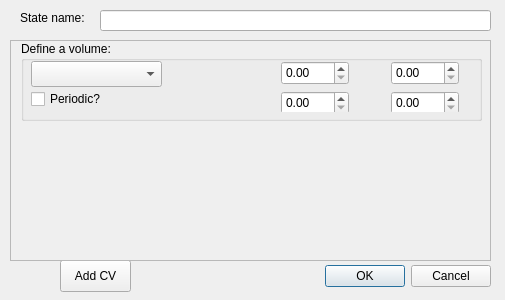
dwhswenson/gui-ops, file gui-ops/views/state_view.ui: the form before one commit.
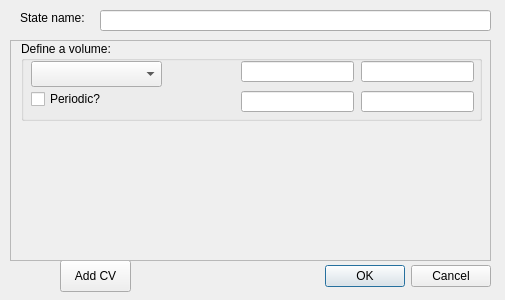
The form after the commit.

The edit to the form file:
```diff
--- a/gui-ops/views/state_view.ui
+++ b/gui-ops/views/state_view.ui
@@ -85,55 +85,55 @@
        <string>Periodic?</string>
       </property>
      </widget>
-     <widget class="QDoubleSpinBox" name="lambda_min">
-      <property name="geometry">
-       <rect>
-        <x>260</x>
-        <y>20</y>
-        <width>68</width>
-        <height>24</height>
-       </rect>
-      </property>
-     </widget>
-     <widget class="QDoubleSpinBox" name="lambda_max">
-      <property name="geometry">
-       <rect>
-        <x>370</x>
-        <y>20</y>
-        <width>68</width>
-        <height>24</height>
-       </rect>
-      </property>
-     </widget>
      <widget class="QWidget" name="period_info" native="true">
       <property name="geometry">
        <rect>
-        <x>260</x>
+        <x>220</x>
         <y>50</y>
-        <width>201</width>
+        <width>241</width>
         <height>21</height>
        </rect>
       </property>
-      <widget class="QDoubleSpinBox" name="period_min">
+      <widget class="QLineEdit" name="period_max">
+       <property name="geometry">
+        <rect>
+         <x>120</x>
+         <y>0</y>
+         <width>113</width>
+         <height>21</height>
+        </rect>
+       </property>
+      </widget>
+      <widget class="QLineEdit" name="period_min">
        <property name="geometry">
         <rect>
          <x>0</x>
          <y>0</y>
-         <width>68</width>
-         <height>24</height>
+         <width>113</width>
+         <height>21</height>
         </rect>
        </property>
       </widget>
-      <widget class="QDoubleSpinBox" name="period_max">
-       <property name="geometry">
-        <rect>
-         <x>110</x>
-         <y>0</y>
-         <width>68</width>
-         <height>24</height>
-        </rect>
-       </property>
-      </widget>
+     </widget>
+     <widget class="QLineEdit" name="lambda_min">
+      <property name="geometry">
+       <rect>
+        <x>220</x>
+        <y>20</y>
+        <width>113</width>
+        <height>21</height>
+       </rect>
+      </property>
+     </widget>
+     <widget class="QLineEdit" name="lambda_max">
+      <property name="geometry">
+       <rect>
+        <x>340</x>
+        <y>20</y>
+        <width>113</width>
+        <height>21</height>
+       </rect>
+      </property>
      </widget>
     </widget>
    </widget>
```
Left out of the diff: 4 changed lines with no effect on the pictures.
